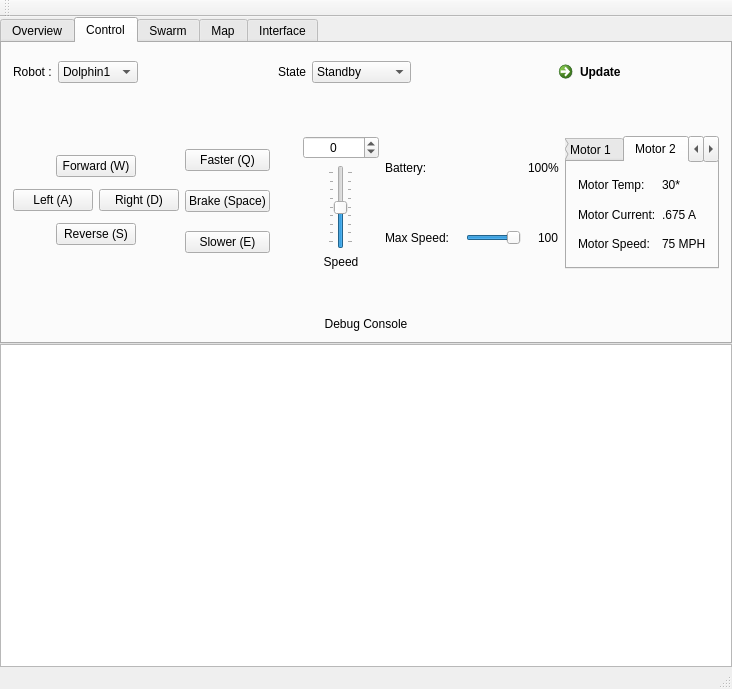
Above: modules/ControlGUI/mainwindow.ui from YCP-Swarm-Robotics-Capstone-2020-2021/SRCSim before the change. Below: the same form after it.
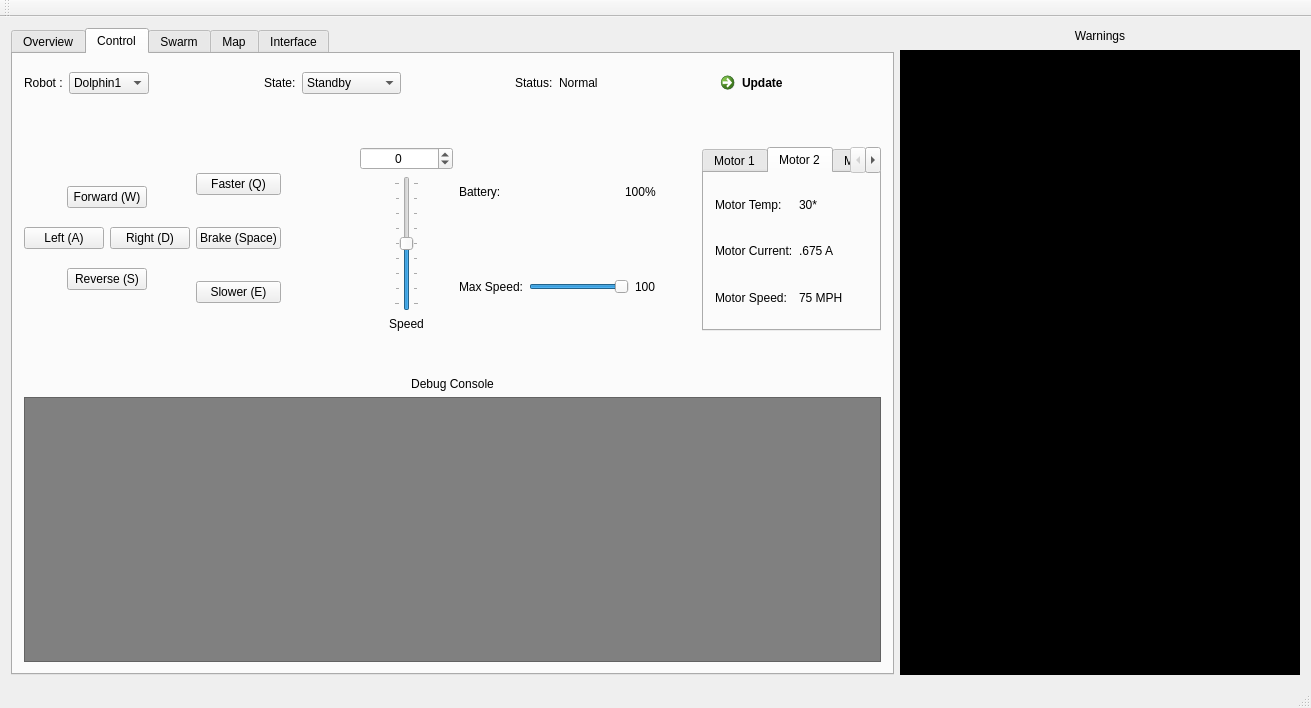
That is the form after the change.

```diff
--- a/modules/ControlGUI/mainwindow.ui
+++ b/modules/ControlGUI/mainwindow.ui
@@ -6,39 +6,23 @@
    <rect>
     <x>0</x>
     <y>0</y>
-    <width>732</width>
-    <height>689</height>
+    <width>1311</width>
+    <height>708</height>
    </rect>
   </property>
   <property name="windowTitle">
    <string>MainWindow</string>
   </property>
   <widget class="QWidget" name="centralWidget">
-   <layout class="QGridLayout" name="mainGridLayout">
-    <property name="leftMargin">
-     <number>0</number>
-    </property>
-    <property name="topMargin">
-     <number>0</number>
-    </property>
-    <property name="rightMargin">
-     <number>0</number>
-    </property>
-    <property name="bottomMargin">
-     <number>0</number>
-    </property>
-    <property name="spacing">
-     <number>0</number>
-    </property>
-    <item row="2" column="0">
-     <widget class="QTextBrowser" name="textBrowser">
-      <property name="autoFillBackground">
-       <bool>true</bool>
-      </property>
-     </widget>
-    </item>
-    <item row="1" column="0">
+   <layout class="QHBoxLayout" name="horizontalLayout_6">
+    <item>
      <widget class="QTabWidget" name="tabWidget_2">
+      <property name="sizePolicy">
+       <sizepolicy hsizetype="Expanding" vsizetype="Expanding">
+        <horstretch>2</horstretch>
+        <verstretch>0</verstretch>
+       </sizepolicy>
+      </property>
       <property name="currentIndex">
        <number>1</number>
       </property>
@@ -51,7 +35,7 @@
        <attribute name="title">
         <string>Control</string>
        </attribute>
-       <layout class="QVBoxLayout" name="verticalLayout_5">
+       <layout class="QVBoxLayout" name="verticalLayout_6">
         <item>
          <layout class="QVBoxLayout" name="verticalLayout_4">
           <item>
@@ -100,7 +84,7 @@
               <item>
                <widget class="QLabel" name="label_2">
                 <property name="text">
-                 <string>State</string>
+                 <string>State:</string>
                 </property>
                </widget>
               </item>
@@ -133,6 +117,33 @@
                 </item>
                </widget>
               </item>
+              <item>
+               <spacer name="horizontalSpacer_6">
+                <property name="orientation">
+                 <enum>Qt::Horizontal</enum>
+                </property>
+                <property name="sizeHint" stdset="0">
+                 <size>
+                  <width>40</width>
+                  <height>20</height>
+                 </size>
+                </property>
+               </spacer>
+              </item>
+              <item>
+               <widget class="QLabel" name="label_9">
+                <property name="text">
+                 <string>Status:</string>
+                </property>
+               </widget>
+              </item>
+              <item>
+               <widget class="QLabel" name="statusLabel">
+                <property name="text">
+                 <string>Normal</string>
+                </property>
+               </widget>
+              </item>
               <item>
                <spacer name="horizontalSpacer_4">
                 <property name="orientation">
@@ -160,6 +171,9 @@
               <property name="orientation">
                <enum>Qt::Vertical</enum>
               </property>
+              <property name="sizeType">
+               <enum>QSizePolicy::Minimum</enum>
+              </property>
               <property name="sizeHint" stdset="0">
                <size>
                 <width>20</width>
@@ -356,6 +370,9 @@
                   <property name="orientation">
                    <enum>Qt::Horizontal</enum>
                   </property>
+                  <property name="sizeType">
+                   <enum>QSizePolicy::Minimum</enum>
+                  </property>
                   <property name="sizeHint" stdset="0">
                    <size>
                     <width>40</width>
@@ -490,21 +507,14 @@
                     </property>
                    </widget>
                   </item>
-                  <item>
-                   <spacer name="horizontalSpacer_6">
-                    <property name="orientation">
-                     <enum>Qt::Horizontal</enum>
-                    </property>
-                    <property name="sizeHint" stdset="0">
-                     <size>
-                      <width>40</width>
-                      <height>20</height>
-                     </size>
-                    </property>
-                   </spacer>
-                  </item>
                   <item>
                    <widget class="QSlider" name="maxSpeedSlider">
+                    <property name="minimumSize">
+                     <size>
+                      <width>100</width>
+                      <height>0</height>
+                     </size>
+                    </property>
                     <property name="maximum">
                      <number>100</number>
                     </property>
@@ -516,19 +526,6 @@
                     </property>
                    </widget>
                   </item>
-                  <item>
-                   <spacer name="horizontalSpacer_8">
-                    <property name="orientation">
-                     <enum>Qt::Horizontal</enum>
-                    </property>
-                    <property name="sizeHint" stdset="0">
-                     <size>
-                      <width>40</width>
-                      <height>20</height>
-                     </size>
-                    </property>
-                   </spacer>
-                  </item>
                   <item>
                    <widget class="QLabel" name="maxSpeedPercentage">
                     <property name="text">
@@ -545,6 +542,9 @@
                 <property name="orientation">
                  <enum>Qt::Horizontal</enum>
                 </property>
+                <property name="sizeType">
+                 <enum>QSizePolicy::Minimum</enum>
+                </property>
                 <property name="sizeHint" stdset="0">
                  <size>
                   <width>40</width>
@@ -765,6 +765,9 @@
             <property name="orientation">
              <enum>Qt::Vertical</enum>
             </property>
+            <property name="sizeType">
+             <enum>QSizePolicy::Minimum</enum>
+            </property>
             <property name="sizeHint" stdset="0">
              <size>
               <width>20</width>
@@ -783,6 +786,16 @@
             </property>
            </widget>
           </item>
+          <item>
+           <widget class="QTextBrowser" name="textBrowser">
+            <property name="autoFillBackground">
+             <bool>true</bool>
+            </property>
+            <property name="styleSheet">
+             <string notr="true">background-color:grey</string>
+            </property>
+           </widget>
+          </item>
          </layout>
         </item>
        </layout>
@@ -804,6 +817,45 @@
       </widget>
      </widget>
     </item>
+    <item>
+     <layout class="QVBoxLayout" name="verticalLayout_5" stretch="1,0">
+      <item>
+       <widget class="QLabel" name="label_6">
+        <property name="sizePolicy">
+         <sizepolicy hsizetype="Preferred" vsizetype="Preferred">
+          <horstretch>0</horstretch>
+          <verstretch>1</verstretch>
+         </sizepolicy>
+        </property>
+        <property name="text">
+         <string>Warnings</string>
+        </property>
+        <property name="alignment">
+         <set>Qt::AlignCenter</set>
+        </property>
+       </widget>
+      </item>
+      <item>
+       <widget class="QTextBrowser" name="warningBrowser">
+        <property name="sizePolicy">
+         <sizepolicy hsizetype="Expanding" vsizetype="Expanding">
+          <horstretch>0</horstretch>
+          <verstretch>40</verstretch>
+         </sizepolicy>
+        </property>
+        <property name="minimumSize">
+         <size>
+          <width>400</width>
+          <height>0</height>
+         </size>
+        </property>
+        <property name="styleSheet">
+         <string notr="true">background-color:black</string>
+        </property>
+       </widget>
+      </item>
+     </layout>
+    </item>
    </layout>
   </widget>
   <widget class="QMenuBar" name="menuBar">
```
Left out of the diff: 2 changed lines with no effect on the pictures.
